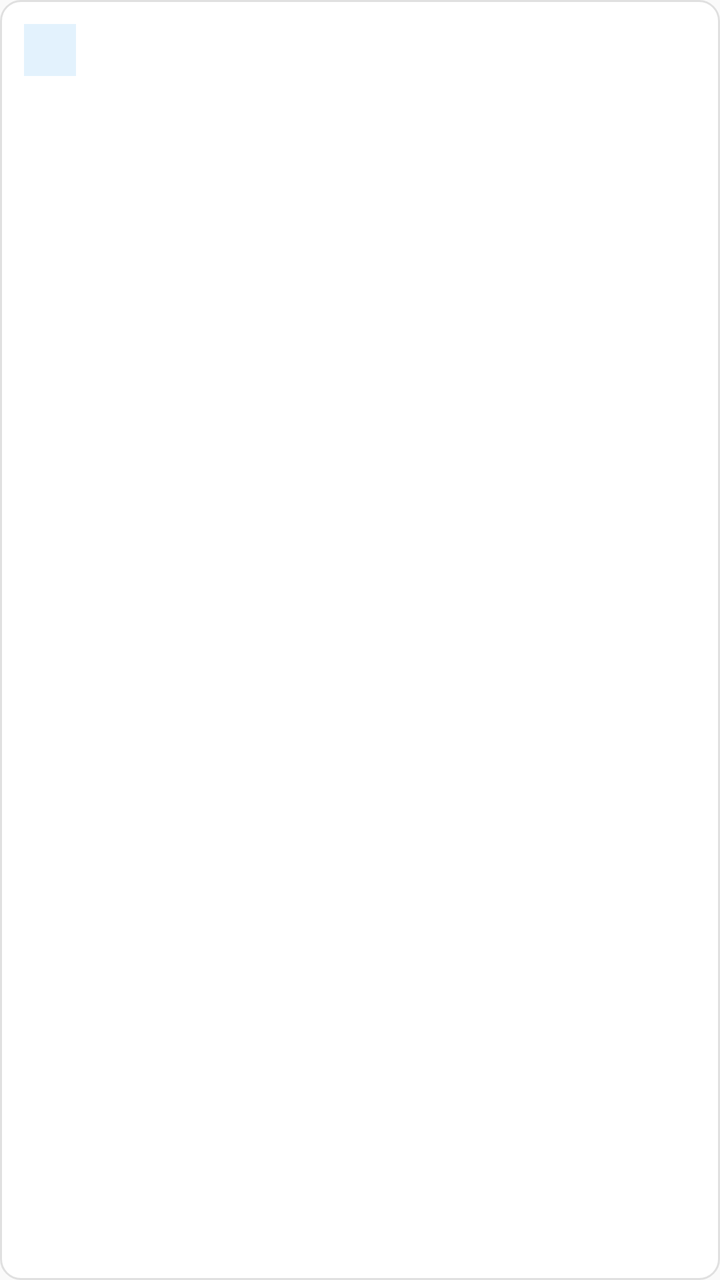
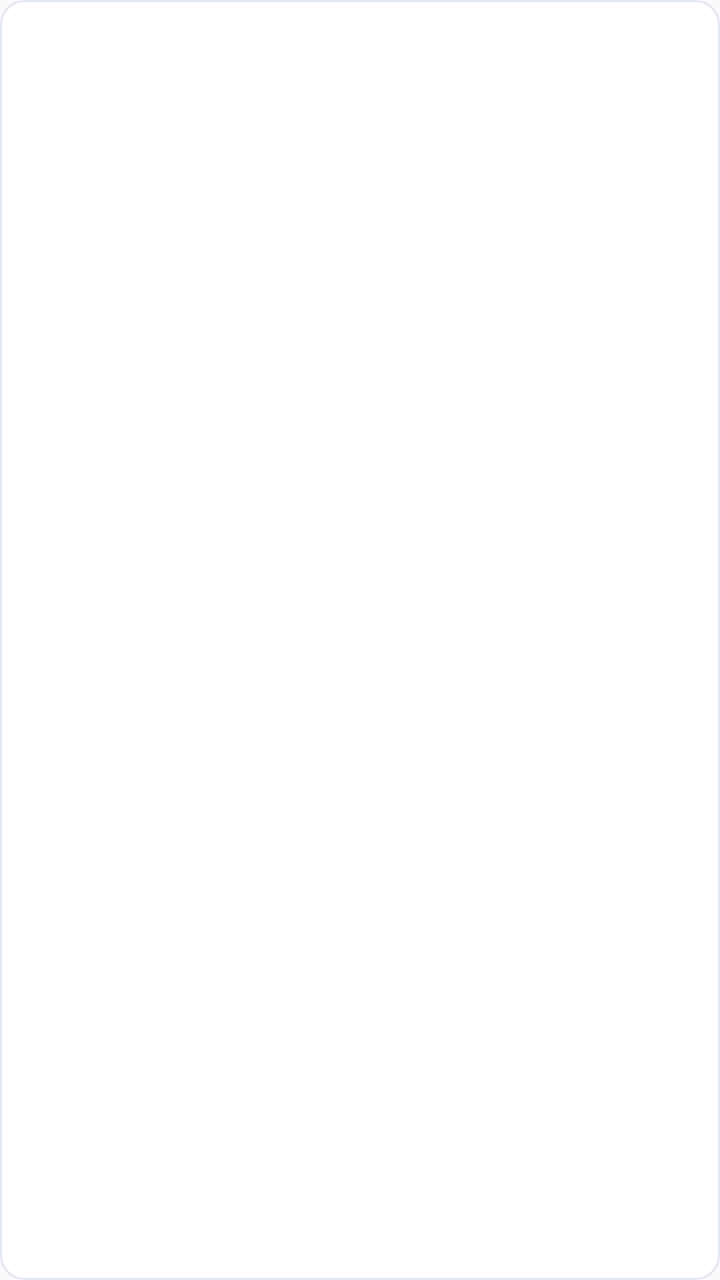

Two renders of the same Android screen: before a commit and after it. Below are the layout's source before the change and the commit's diff.
<!-- AndroidManifest.xml: application theme android:Theme.Material.Light.NoActionBar -->
<!-- res/layout/item_note.xml -->
<?xml version="1.0" encoding="utf-8"?>
<LinearLayout xmlns:android="http://schemas.android.com/apk/res/android"
    android:layout_width="match_parent"
    android:layout_height="wrap_content"
    android:background="@drawable/list_item_bg"
    android:descendantFocusability="blocksDescendants"
    android:focusable="false"
    android:orientation="vertical"
    android:padding="12dp">

    <LinearLayout
        android:layout_width="match_parent"
        android:layout_height="wrap_content"
        android:gravity="center_vertical"
        android:orientation="horizontal">

        <TextView
            android:id="@+id/item_tv_index"
            android:layout_width="26dp"
            android:layout_height="26dp"
            android:layout_marginRight="8dp"
            android:background="#E3F2FD"
            android:gravity="center"
            android:textColor="#0D47A1"
            android:textSize="12sp"
            android:textStyle="bold" />

        <TextView
            android:id="@+id/item_tv_title"
            android:layout_width="0dp"
            android:layout_height="wrap_content"
            android:layout_weight="1"
            android:ellipsize="end"
            android:gravity="right"
            android:maxLines="1"
            android:textColor="#212121"
            android:textSize="16sp"
            android:textStyle="bold" />

        <TextView
            android:id="@+id/item_tv_date"
            android:layout_width="wrap_content"
            android:layout_height="wrap_content"
            android:layout_marginLeft="8dp"
            android:textColor="#9E9E9E"
            android:textSize="11sp" />
    </LinearLayout>

    <TextView
        android:id="@+id/item_tv_snippet"
        android:layout_width="match_parent"
        android:layout_height="wrap_content"
        android:layout_marginTop="5dp"
        android:ellipsize="end"
        android:gravity="right"
        android:maxLines="2"
        android:textColor="#616161"
        android:textSize="13sp" />

</LinearLayout>
<!-- resources referenced by this layout -->
<resources>
  <!-- drawable list_item_bg (drawable) -->
  <?xml version="1.0" encoding="utf-8"?>
  <selector xmlns:android="http://schemas.android.com/apk/res/android">
      <item android:state_focused="true">
          <shape android:shape="rectangle">
              <corners android:radius="10dp" />
              <solid android:color="#FFF8E1" />
              <stroke android:width="3dp" android:color="#FF8F00" />
          </shape>
      </item>
      <item android:state_pressed="true">
          <shape android:shape="rectangle">
              <corners android:radius="10dp" />
              <solid android:color="#EDE7F6" />
              <stroke android:width="1dp" android:color="#BDBDBD" />
          </shape>
      </item>
      <item>
          <shape android:shape="rectangle">
              <corners android:radius="10dp" />
              <solid android:color="#FFFFFF" />
              <stroke android:width="1dp" android:color="#E0E0E0" />
          </shape>
      </item>
  </selector>
</resources>

<!-- the commit's change to res/layout/item_note.xml (unified diff, before → after) -->
@@ -6,24 +6,13 @@
     android:descendantFocusability="blocksDescendants"
     android:focusable="false"
     android:orientation="vertical"
-    android:padding="12dp">
+    android:padding="14dp">
 
     <LinearLayout
         android:layout_width="match_parent"
         android:layout_height="wrap_content"
         android:gravity="center_vertical"
         android:orientation="horizontal">
-
-        <TextView
-            android:id="@+id/item_tv_index"
-            android:layout_width="26dp"
-            android:layout_height="26dp"
-            android:layout_marginRight="8dp"
-            android:background="#E3F2FD"
-            android:gravity="center"
-            android:textColor="#0D47A1"
-            android:textSize="12sp"
-            android:textStyle="bold" />
 
         <TextView
             android:id="@+id/item_tv_title"
@@ -33,7 +22,7 @@
             android:ellipsize="end"
             android:gravity="right"
             android:maxLines="1"
-            android:textColor="#212121"
+            android:textColor="#0F172A"
             android:textSize="16sp"
             android:textStyle="bold" />
 
@@ -42,19 +31,20 @@
             android:layout_width="wrap_content"
             android:layout_height="wrap_content"
             android:layout_marginLeft="8dp"
-            android:textColor="#9E9E9E"
-            android:textSize="11sp" />
+            android:textColor="#64748B"
+            android:textSize="12sp" />
     </LinearLayout>
 
     <TextView
         android:id="@+id/item_tv_snippet"
         android:layout_width="match_parent"
         android:layout_height="wrap_content"
-        android:layout_marginTop="5dp"
+        android:layout_marginTop="6dp"
         android:ellipsize="end"
         android:gravity="right"
+        android:lineSpacingExtra="2dp"
         android:maxLines="2"
-        android:textColor="#616161"
+        android:textColor="#475569"
         android:textSize="13sp" />
 
 </LinearLayout>
<!-- resource entries referenced after the edit -->
@@ -5,23 +5,23 @@
   <selector xmlns:android="http://schemas.android.com/apk/res/android">
       <item android:state_focused="true">
           <shape android:shape="rectangle">
-              <corners android:radius="10dp" />
-              <solid android:color="#FFF8E1" />
-              <stroke android:width="3dp" android:color="#FF8F00" />
+              <corners android:radius="12dp" />
+              <solid android:color="#EFF6FF" />
+              <stroke android:width="2dp" android:color="#2563EB" />
           </shape>
       </item>
       <item android:state_pressed="true">
           <shape android:shape="rectangle">
-              <corners android:radius="10dp" />
-              <solid android:color="#EDE7F6" />
-              <stroke android:width="1dp" android:color="#BDBDBD" />
+              <corners android:radius="12dp" />
+              <solid android:color="#E0E7FF" />
+              <stroke android:width="1dp" android:color="#93C5FD" />
           </shape>
       </item>
       <item>
           <shape android:shape="rectangle">
-              <corners android:radius="10dp" />
+              <corners android:radius="12dp" />
               <solid android:color="#FFFFFF" />
-              <stroke android:width="1dp" android:color="#E0E0E0" />
+              <stroke android:width="1dp" android:color="#E2E8F0" />
           </shape>
       </item>
   </selector>
